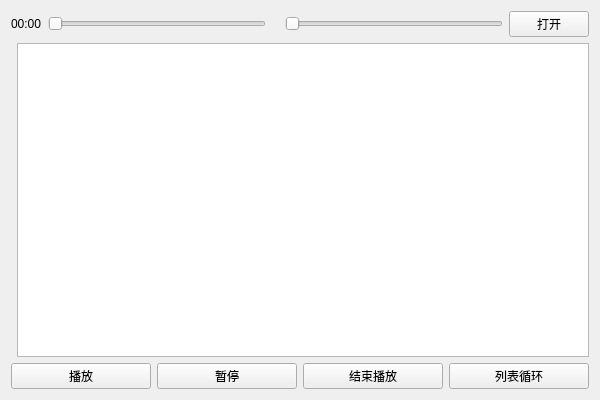
Before: the Qt Designer form MyMediaplayer.ui in qin11152/vlc-Qt-mediaplayer-, drawn with Qt 5.
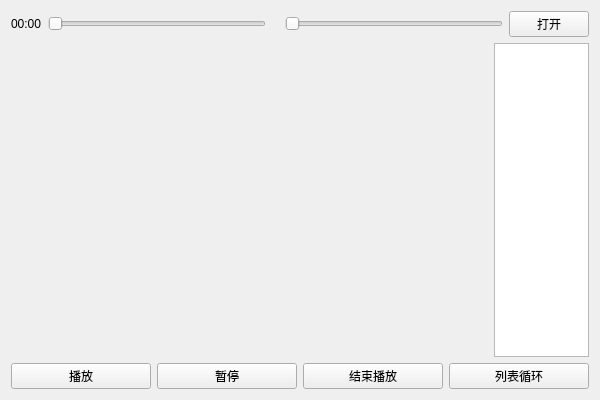
After: the same form once the commit is applied.

What changed in the file:
```diff
--- a/MyMediaplayer.ui
+++ b/MyMediaplayer.ui
@@ -54,7 +54,7 @@
     </layout>
    </item>
    <item>
-    <layout class="QHBoxLayout" name="horizontalLayout_2">
+    <layout class="QHBoxLayout" name="horizontalLayout_2" stretch="10,2">
      <item>
       <widget class="QWidget" name="playWidget" native="true"/>
      </item>
```
Left out of the diff: 4 changed lines with no effect on the pictures.
